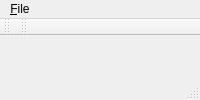
This is forms/mainwindow.ui in amireh/qtCanvas as Qt 5 draws it before an edit. The edited form follows.
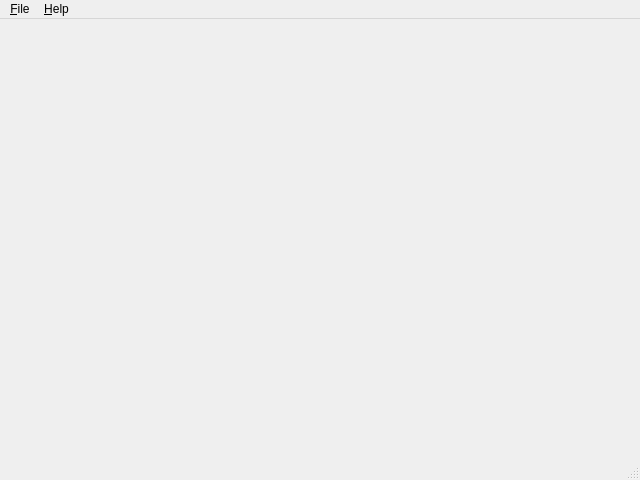
This is the edited form.

The edit to the form file:
```diff
--- a/forms/mainwindow.ui
+++ b/forms/mainwindow.ui
@@ -5,6 +5,20 @@
   <property name="windowModality">
    <enum>Qt::ApplicationModal</enum>
   </property>
+  <property name="geometry">
+   <rect>
+    <x>0</x>
+    <y>0</y>
+    <width>640</width>
+    <height>480</height>
+   </rect>
+  </property>
+  <property name="sizePolicy">
+   <sizepolicy hsizetype="MinimumExpanding" vsizetype="MinimumExpanding">
+    <horstretch>0</horstretch>
+    <verstretch>0</verstretch>
+   </sizepolicy>
+  </property>
   <property name="windowTitle">
    <string>qtCanvas</string>
   </property>
@@ -25,7 +39,7 @@
     <rect>
      <x>0</x>
      <y>0</y>
-     <width>439</width>
+     <width>640</width>
      <height>21</height>
     </rect>
    </property>
@@ -35,28 +49,16 @@
     </property>
     <addaction name="actionQuit"/>
    </widget>
+   <widget class="QMenu" name="menuHelp">
+    <property name="title">
+     <string>&amp;Help</string>
+    </property>
+    <addaction name="actionA_bout_qtCanvas"/>
+   </widget>
    <addaction name="menuFile"/>
-  </widget>
-  <widget class="QToolBar" name="mainToolBar">
-   <attribute name="toolBarArea">
-    <enum>TopToolBarArea</enum>
-   </attribute>
-   <attribute name="toolBarBreak">
-    <bool>false</bool>
-   </attribute>
+   <addaction name="menuHelp"/>
   </widget>
   <widget class="QStatusBar" name="statusBar"/>
-  <widget class="QToolBar" name="toolBar">
-   <property name="windowTitle">
-    <string>toolBar</string>
-   </property>
-   <attribute name="toolBarArea">
-    <enum>TopToolBarArea</enum>
-   </attribute>
-   <attribute name="toolBarBreak">
-    <bool>false</bool>
-   </attribute>
-  </widget>
   <action name="actionQuit">
    <property name="text">
     <string>&amp;Quit</string>
```
Left out of the diff: 12 changed lines with no effect on the pictures.
